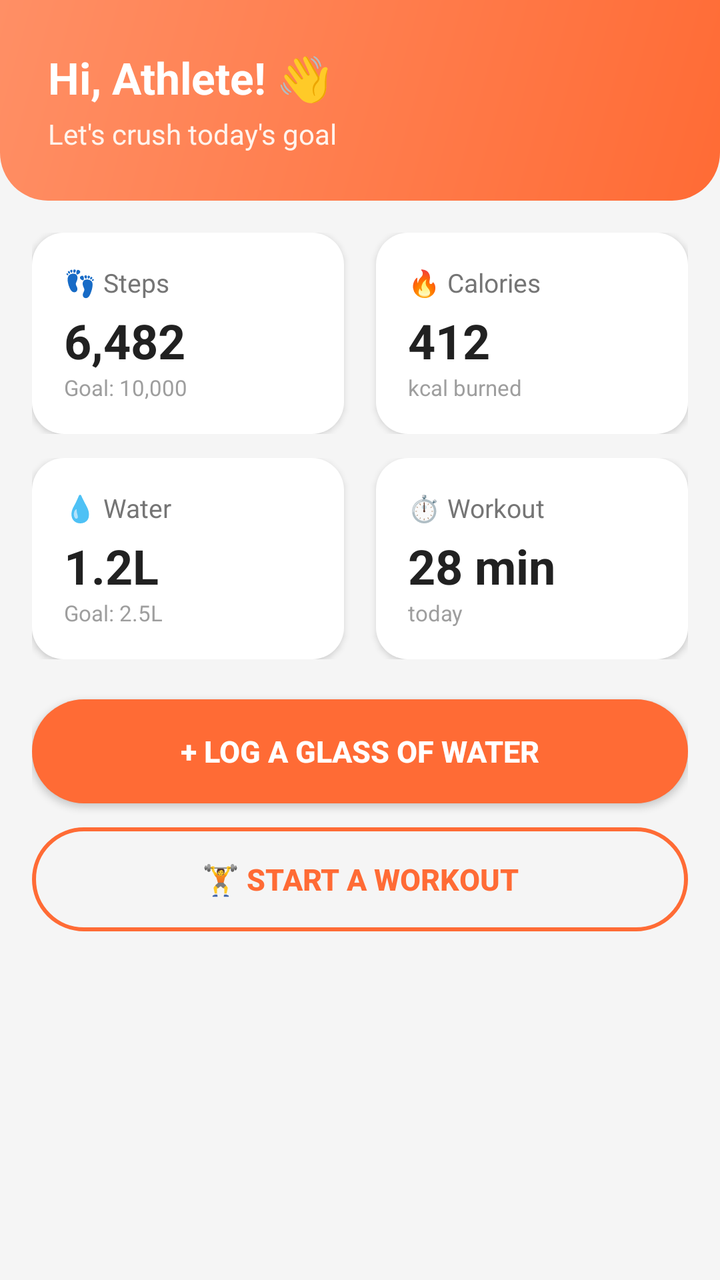
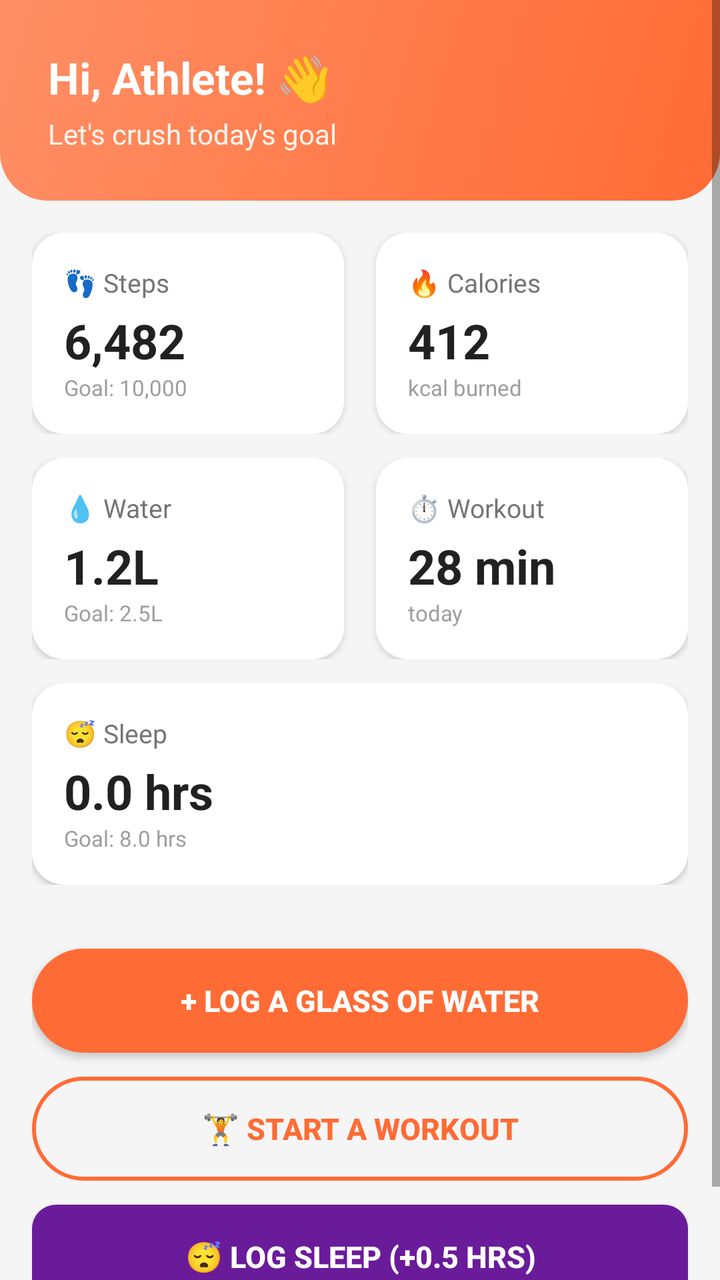

An Android layout rendered at two revisions. The XML below is the earlier revision; the diff shows what the commit changed to produce the second picture.
<!-- AndroidManifest.xml: application theme Theme.AppCompat.Light.NoActionBar -->
<!-- res/layout/fragment_home.xml -->
<?xml version="1.0" encoding="utf-8"?>
<ScrollView xmlns:android="http://schemas.android.com/apk/res/android"
    android:layout_width="match_parent"
    android:layout_height="match_parent"
    android:background="#F5F5F5"
    android:fillViewport="true">

    <LinearLayout
        android:layout_width="match_parent"
        android:layout_height="wrap_content"
        android:orientation="vertical">

        
        <LinearLayout
            android:layout_width="match_parent"
            android:layout_height="wrap_content"
            android:orientation="vertical"
            android:background="@drawable/gradient_header_bg"
            android:padding="24dp"
            android:paddingTop="36dp"
            android:paddingBottom="28dp">

            <TextView
                android:id="@+id/greetingText"
                android:layout_width="match_parent"
                android:layout_height="wrap_content"
                android:text="Hi, Athlete! 👋"
                android:textSize="22sp"
                android:textStyle="bold"
                android:textColor="#FFFFFF" />

            <TextView
                android:layout_width="match_parent"
                android:layout_height="wrap_content"
                android:text="Let's crush today's goal"
                android:textSize="14sp"
                android:textColor="#FFF3EC"
                android:layout_marginTop="4dp" />

        </LinearLayout>

        
        <LinearLayout
            android:layout_width="match_parent"
            android:layout_height="wrap_content"
            android:orientation="vertical"
            android:padding="16dp">

            <LinearLayout
                android:layout_width="match_parent"
                android:layout_height="wrap_content"
                android:orientation="horizontal"
                android:layout_marginBottom="12dp">

                
                <LinearLayout
                    android:layout_width="0dp"
                    android:layout_height="wrap_content"
                    android:layout_weight="1"
                    android:orientation="vertical"
                    android:background="@drawable/card_bg"
                    android:padding="16dp"
                    android:layout_marginEnd="8dp"
                    android:elevation="2dp">

                    <TextView
                        android:layout_width="wrap_content"
                        android:layout_height="wrap_content"
                        android:text="👣 Steps"
                        android:textSize="13sp"
                        android:textColor="#757575" />

                    <TextView
                        android:id="@+id/stepsValue"
                        android:layout_width="wrap_content"
                        android:layout_height="wrap_content"
                        android:text="6,482"
                        android:textSize="24sp"
                        android:textStyle="bold"
                        android:textColor="#212121"
                        android:layout_marginTop="4dp" />

                    <TextView
                        android:layout_width="wrap_content"
                        android:layout_height="wrap_content"
                        android:text="Goal: 10,000"
                        android:textSize="11sp"
                        android:textColor="#9E9E9E" />

                </LinearLayout>

                
                <LinearLayout
                    android:layout_width="0dp"
                    android:layout_height="wrap_content"
                    android:layout_weight="1"
                    android:orientation="vertical"
                    android:background="@drawable/card_bg"
                    android:padding="16dp"
                    android:layout_marginStart="8dp"
                    android:elevation="2dp">

                    <TextView
                        android:layout_width="wrap_content"
                        android:layout_height="wrap_content"
                        android:text="🔥 Calories"
                        android:textSize="13sp"
                        android:textColor="#757575" />

                    <TextView
                        android:id="@+id/caloriesValue"
                        android:layout_width="wrap_content"
                        android:layout_height="wrap_content"
                        android:text="412"
                        android:textSize="24sp"
                        android:textStyle="bold"
                        android:textColor="#212121"
                        android:layout_marginTop="4dp" />

                    <TextView
                        android:layout_width="wrap_content"
                        android:layout_height="wrap_content"
                        android:text="kcal burned"
                        android:textSize="11sp"
                        android:textColor="#9E9E9E" />

                </LinearLayout>

            </LinearLayout>

            <LinearLayout
                android:layout_width="match_parent"
                android:layout_height="wrap_content"
                android:orientation="horizontal">

                
                <LinearLayout
                    android:layout_width="0dp"
                    android:layout_height="wrap_content"
                    android:layout_weight="1"
                    android:orientation="vertical"
                    android:background="@drawable/card_bg"
                    android:padding="16dp"
                    android:layout_marginEnd="8dp"
                    android:elevation="2dp">

                    <TextView
                        android:layout_width="wrap_content"
                        android:layout_height="wrap_content"
                        android:text="💧 Water"
                        android:textSize="13sp"
                        android:textColor="#757575" />

                    <TextView
                        android:id="@+id/waterValue"
                        android:layout_width="wrap_content"
                        android:layout_height="wrap_content"
                        android:text="1.2L"
                        android:textSize="24sp"
                        android:textStyle="bold"
                        android:textColor="#212121"
                        android:layout_marginTop="4dp" />

                    <TextView
                        android:layout_width="wrap_content"
                        android:layout_height="wrap_content"
                        android:text="Goal: 2.5L"
                        android:textSize="11sp"
                        android:textColor="#9E9E9E" />

                </LinearLayout>

                
                <LinearLayout
                    android:layout_width="0dp"
                    android:layout_height="wrap_content"
                    android:layout_weight="1"
                    android:orientation="vertical"
                    android:background="@drawable/card_bg"
                    android:padding="16dp"
                    android:layout_marginStart="8dp"
                    android:elevation="2dp">

                    <TextView
                        android:layout_width="wrap_content"
                        android:layout_height="wrap_content"
                        android:text="⏱️ Workout"
                        android:textSize="13sp"
                        android:textColor="#757575" />

                    <TextView
                        android:id="@+id/workoutValue"
                        android:layout_width="wrap_content"
                        android:layout_height="wrap_content"
                        android:text="28 min"
                        android:textSize="24sp"
                        android:textStyle="bold"
                        android:textColor="#212121"
                        android:layout_marginTop="4dp" />

                    <TextView
                        android:layout_width="wrap_content"
                        android:layout_height="wrap_content"
                        android:text="today"
                        android:textSize="11sp"
                        android:textColor="#9E9E9E" />

                </LinearLayout>

            </LinearLayout>

            
            <Button
                android:id="@+id/logWaterButton"
                android:layout_width="match_parent"
                android:layout_height="52dp"
                android:layout_marginTop="20dp"
                android:text="+ Log a Glass of Water"
                android:textSize="15sp"
                android:textStyle="bold"
                android:textColor="#FFFFFF"
                android:background="@drawable/button_primary_bg" />

            
            <Button
                android:id="@+id/startWorkoutButton"
                android:layout_width="match_parent"
                android:layout_height="52dp"
                android:layout_marginTop="12dp"
                android:layout_marginBottom="20dp"
                android:text="🏋️ Start a Workout"
                android:textSize="15sp"
                android:textStyle="bold"
                android:textColor="#FF6B35"
                android:background="@drawable/button_outline_bg" />

        </LinearLayout>

    </LinearLayout>

</ScrollView>
<!-- resources referenced by this layout -->
<resources>
  <!-- drawable button_outline_bg (drawable) -->
  <?xml version="1.0" encoding="utf-8"?>
  <shape xmlns:android="http://schemas.android.com/apk/res/android"
      android:shape="rectangle">
      <solid android:color="#00000000" />
      <corners android:radius="28dp" />
      <stroke android:width="2dp" android:color="#FF6B35" />
  </shape>
  <!-- drawable button_primary_bg (drawable) -->
  <?xml version="1.0" encoding="utf-8"?>
  <shape xmlns:android="http://schemas.android.com/apk/res/android"
      android:shape="rectangle">
      <solid android:color="#FF6B35" />
      <corners android:radius="28dp" />
  </shape>
  <!-- drawable card_bg (drawable) -->
  <?xml version="1.0" encoding="utf-8"?>
  <shape xmlns:android="http://schemas.android.com/apk/res/android"
      android:shape="rectangle">
      <solid android:color="#FFFFFF" />
      <corners android:radius="16dp" />
  </shape>
  <!-- drawable gradient_header_bg (drawable) -->
  <?xml version="1.0" encoding="utf-8"?>
  <shape xmlns:android="http://schemas.android.com/apk/res/android"
      android:shape="rectangle">
      <gradient
          android:type="linear"
          android:angle="135"
          android:startColor="#FF6B35"
          android:endColor="#FF8F65" />
      <corners
          android:bottomLeftRadius="24dp"
          android:bottomRightRadius="24dp" />
  </shape>
</resources>

<!-- the commit's change to res/layout/fragment_home.xml (unified diff, before → after) -->
@@ -46,6 +46,7 @@
             android:orientation="vertical"
             android:padding="16dp">
 
+            
             <LinearLayout
                 android:layout_width="match_parent"
                 android:layout_height="wrap_content"
@@ -128,10 +129,12 @@
 
             </LinearLayout>
 
+            
             <LinearLayout
                 android:layout_width="match_parent"
                 android:layout_height="wrap_content"
-                android:orientation="horizontal">
+                android:orientation="horizontal"
+                android:layout_marginBottom="12dp">
 
                 
                 <LinearLayout
@@ -202,6 +205,50 @@
                         android:layout_width="wrap_content"
                         android:layout_height="wrap_content"
                         android:text="today"
+                        android:textSize="11sp"
+                        android:textColor="#9E9E9E" />
+
+                </LinearLayout>
+
+            </LinearLayout>
+
+            
+            <LinearLayout
+                android:layout_width="match_parent"
+                android:layout_height="wrap_content"
+                android:orientation="horizontal"
+                android:layout_marginBottom="12dp">
+
+                
+                <LinearLayout
+                    android:layout_width="match_parent"
+                    android:layout_height="wrap_content"
+                    android:orientation="vertical"
+                    android:background="@drawable/card_bg"
+                    android:padding="16dp"
+                    android:elevation="2dp">
+
+                    <TextView
+                        android:layout_width="wrap_content"
+                        android:layout_height="wrap_content"
+                        android:text="😴 Sleep"
+                        android:textSize="13sp"
+                        android:textColor="#757575" />
+
+                    <TextView
+                        android:id="@+id/sleepValue"
+                        android:layout_width="wrap_content"
+                        android:layout_height="wrap_content"
+                        android:text="0.0 hrs"
+                        android:textSize="24sp"
+                        android:textStyle="bold"
+                        android:textColor="#212121"
+                        android:layout_marginTop="4dp" />
+
+                    <TextView
+                        android:layout_width="wrap_content"
+                        android:layout_height="wrap_content"
+                        android:text="Goal: 8.0 hrs"
                         android:textSize="11sp"
                         android:textColor="#9E9E9E" />
 
@@ -227,13 +274,25 @@
                 android:layout_width="match_parent"
                 android:layout_height="52dp"
                 android:layout_marginTop="12dp"
-                android:layout_marginBottom="20dp"
                 android:text="🏋️ Start a Workout"
                 android:textSize="15sp"
                 android:textStyle="bold"
                 android:textColor="#FF6B35"
                 android:background="@drawable/button_outline_bg" />
 
+            
+            <Button
+                android:id="@+id/logSleepButton"
+                android:layout_width="match_parent"
+                android:layout_height="52dp"
+                android:layout_marginTop="12dp"
+                android:layout_marginBottom="20dp"
+                android:text="😴 Log Sleep (+0.5 hrs)"
+                android:textSize="15sp"
+                android:textStyle="bold"
+                android:textColor="#FFFFFF"
+                android:background="@drawable/button_sleep_bg" />
+
         </LinearLayout>
 
     </LinearLayout>
<!-- resource entries referenced after the edit -->
@@ -14,6 +14,16 @@
       android:shape="rectangle">
       <solid android:color="#FF6B35" />
       <corners android:radius="28dp" />
+  </shape>
+  <!-- drawable button_sleep_bg (drawable) -->
+  <?xml version="1.0" encoding="utf-8"?>
+  <shape xmlns:android="http://schemas.android.com/apk/res/android"
+      android:shape="rectangle">
+      <solid android:color="#6A1B9A" />
+      <corners android:radius="12dp" />
+      <padding
+          android:bottom="12dp"
+          android:top="12dp" />
   </shape>
   <!-- drawable card_bg (drawable) -->
   <?xml version="1.0" encoding="utf-8"?>
